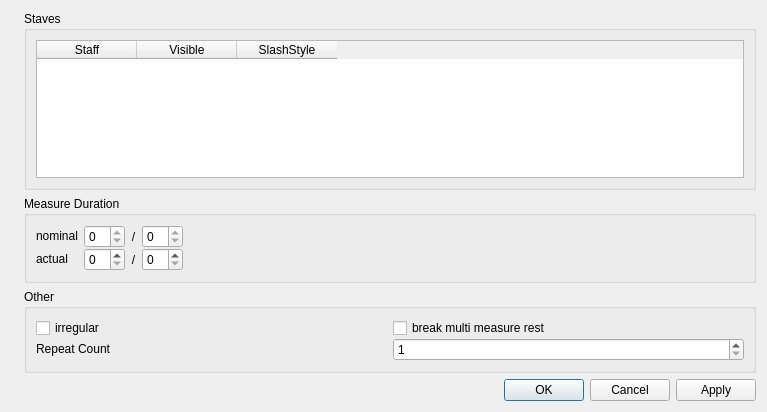
Before: the Qt Designer form mscore/mscore/measureproperties.ui in musescore/musescore-old, drawn with Qt 5.
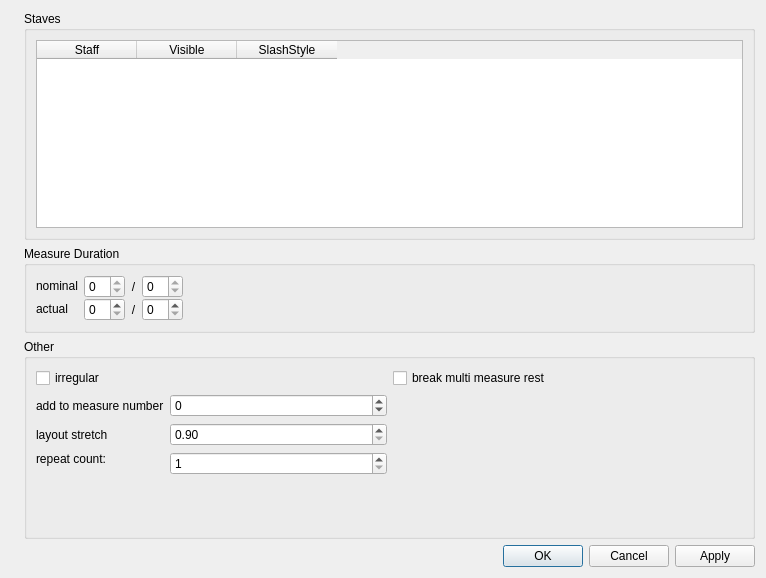
After: the same form once the commit is applied. Icons and pictures are not drawn.

```diff
--- a/mscore/mscore/measureproperties.ui
+++ b/mscore/mscore/measureproperties.ui
@@ -4,12 +4,12 @@
   <property name="windowModality" >
    <enum>Qt::WindowModal</enum>
   </property>
-  <property name="geometry" >
+  <property name="geometry">
    <rect>
     <x>0</x>
     <y>0</y>
-    <width>767</width>
-    <height>412</height>
+    <width>766</width>
+    <height>578</height>
    </rect>
   </property>
   <property name="windowTitle" >
@@ -177,20 +177,23 @@
         </widget>
        </item>
        <item>
-        <widget class="QGroupBox" name="groupBox_2" >
-         <property name="title" >
+        <widget class="QGroupBox" name="groupBox_2">
+         <property name="minimumSize">
+          <size>
+           <width>0</width>
+           <height>200</height>
+          </size>
+         </property>
+         <property name="title">
           <string>Other</string>
          </property>
          <property name="flat" >
           <bool>true</bool>
          </property>
-         <layout class="QGridLayout" >
-          <property name="verticalSpacing" >
-           <number>0</number>
-          </property>
-          <item row="0" column="0" >
-           <widget class="QCheckBox" name="irregular" >
-            <property name="toolTip" >
+         <layout class="QGridLayout" name="gridLayout">
+          <item row="0" column="0">
+           <widget class="QCheckBox" name="irregular">
+            <property name="toolTip">
              <string>do not count</string>
             </property>
             <property name="text" >
@@ -198,32 +201,73 @@
             </property>
            </widget>
           </item>
-          <item row="2" column="0" >
-           <widget class="QLabel" name="label_5" >
-            <property name="sizePolicy" >
-             <sizepolicy vsizetype="Fixed" hsizetype="Preferred" >
-              <horstretch>0</horstretch>
-              <verstretch>0</verstretch>
-             </sizepolicy>
-            </property>
-            <property name="text" >
-             <string>Repeat Count</string>
-            </property>
-           </widget>
-          </item>
-          <item row="0" column="1" >
-           <widget class="QCheckBox" name="breakMultiMeasureRest" >
-            <property name="text" >
+          <item row="0" column="1">
+           <widget class="QCheckBox" name="breakMultiMeasureRest">
+            <property name="text">
              <string>break multi measure rest</string>
             </property>
            </widget>
           </item>
-          <item row="2" column="1" >
-           <widget class="QSpinBox" name="count" >
-            <property name="minimum" >
-             <number>1</number>
-            </property>
-           </widget>
+          <item row="1" column="0">
+           <layout class="QFormLayout" name="formLayout">
+            <item row="0" column="0">
+             <widget class="QLabel" name="label_7">
+              <property name="text">
+               <string>add to measure number</string>
+              </property>
+             </widget>
+            </item>
+            <item row="0" column="1">
+             <widget class="QSpinBox" name="measureNumberOffset">
+              <property name="minimum">
+               <number>-9999</number>
+              </property>
+              <property name="maximum">
+               <number>9999</number>
+              </property>
+             </widget>
+            </item>
+            <item row="1" column="0">
+             <widget class="QLabel" name="label_8">
+              <property name="text">
+               <string>layout stretch</string>
+              </property>
+             </widget>
+            </item>
+            <item row="1" column="1">
+             <widget class="QDoubleSpinBox" name="layoutStretch">
+              <property name="minimum">
+               <double>0.900000000000000</double>
+              </property>
+              <property name="singleStep">
+               <double>0.200000000000000</double>
+              </property>
+             </widget>
+            </item>
+            <item row="2" column="0">
+             <widget class="QLabel" name="label_5">
+              <property name="sizePolicy">
+               <sizepolicy hsizetype="Preferred" vsizetype="Fixed">
+                <horstretch>0</horstretch>
+                <verstretch>0</verstretch>
+               </sizepolicy>
+              </property>
+              <property name="text">
+               <string>repeat count:</string>
+              </property>
+             </widget>
+            </item>
+            <item row="2" column="1">
+             <widget class="QSpinBox" name="count">
+              <property name="minimum">
+               <number>1</number>
+              </property>
+              <property name="maximum">
+               <number>9999</number>
+              </property>
+             </widget>
+            </item>
+           </layout>
           </item>
          </layout>
          <zorder>irregular</zorder>
```
Left out of the diff: 149 changed lines with no effect on the pictures.
